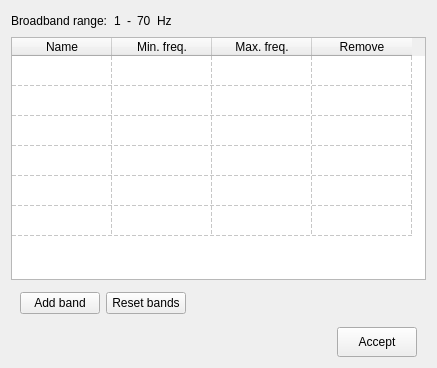
medusabci/medusa-analyzer, file eeg_features/bands_table.ui: the form before one commit.
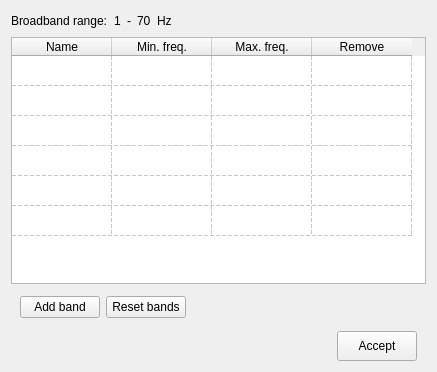
The form after the commit.

The edit to the form file:
```diff
--- a/eeg_features/bands_table.ui
+++ b/eeg_features/bands_table.ui
@@ -7,7 +7,7 @@
     <x>0</x>
     <y>0</y>
     <width>437</width>
-    <height>368</height>
+    <height>372</height>
    </rect>
   </property>
   <property name="sizePolicy">
```
Left out of the diff: 2 changed lines with no effect on the pictures.
